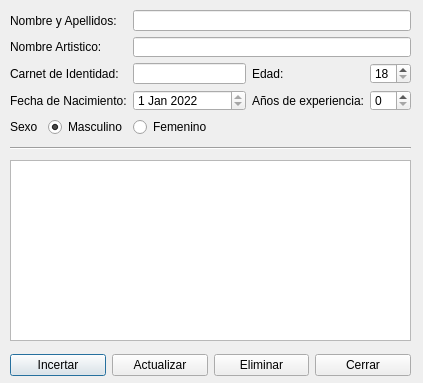
daeran84/Acuario, file vista/ui/entrenador.ui: the form before one commit.
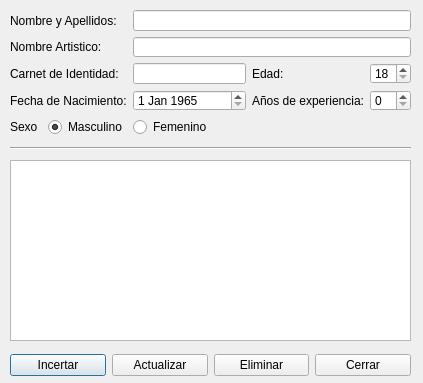
The form after the commit.

```diff
--- a/vista/ui/entrenador.ui
+++ b/vista/ui/entrenador.ui
@@ -66,7 +66,7 @@
         <hour>0</hour>
         <minute>0</minute>
         <second>0</second>
-        <year>2022</year>
+        <year>1965</year>
         <month>1</month>
         <day>1</day>
        </datetime>
```
